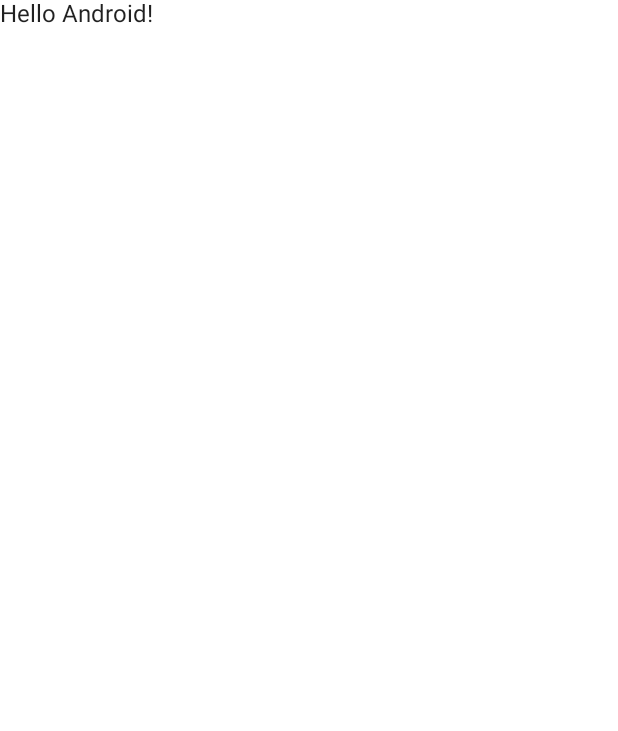
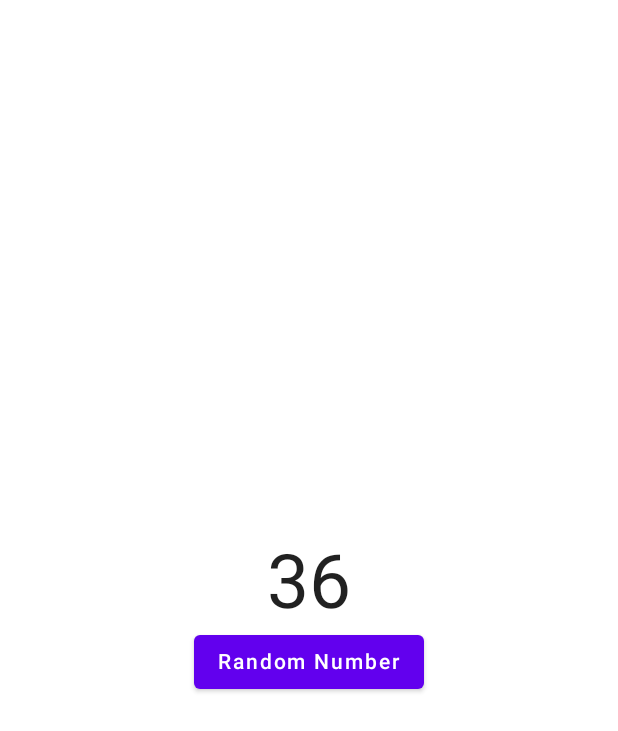
Before and after one commit to goransson84/NumberGuessingGame, an Android app built with Jetpack Compose: the screen it shows after launch (MainActivity), on a phone screen of 412 x 824 dp. Before the commit the part shown is almost empty. Shown: the top 731 px of the screen. Run offline under Robolectric (Android 15) with nearby library versions, the phone set to English and light mode, and no system bars.

Commit message:
RandomNumber.kt

```diff
--- a/app/src/main/java/com/goranssonappdev/numberguessinggame/MainActivity.kt
+++ b/app/src/main/java/com/goranssonappdev/numberguessinggame/MainActivity.kt
@@ -1,41 +1,53 @@
 package com.goranssonappdev.numberguessinggame
 
 import android.os.Bundle
+import android.util.Log
 import androidx.activity.ComponentActivity
 import androidx.activity.compose.setContent
+import androidx.compose.foundation.layout.Arrangement
+import androidx.compose.foundation.layout.Column
 import androidx.compose.foundation.layout.fillMaxSize
-import androidx.compose.material.MaterialTheme
-import androidx.compose.material.Surface
-import androidx.compose.material.Text
+import androidx.compose.material.*
 import androidx.compose.runtime.Composable
+import androidx.compose.runtime.mutableStateOf
+import androidx.compose.runtime.saveable.rememberSaveable
+import androidx.compose.ui.Alignment
 import androidx.compose.ui.Modifier
 import androidx.compose.ui.tooling.preview.Preview
+import androidx.compose.ui.unit.sp
 import com.goranssonappdev.numberguessinggame.ui.theme.NumberGuessingGameTheme
 
 class MainActivity : ComponentActivity() {
     override fun onCreate(savedInstanceState: Bundle?) {
         super.onCreate(savedInstanceState)
         setContent {
+
+            var randomNumber = rememberSaveable {
+                mutableStateOf(randomNumber())
+            }
+
             NumberGuessingGameTheme {
-                // A surface container using the 'background' color from the theme
-                Surface(modifier = Modifier.fillMaxSize(),
-                    color = MaterialTheme.colors.background) {
-                    Greeting("Android")
+                Scaffold() {
+                    Column(modifier = Modifier.fillMaxSize(),
+                        verticalArrangement = Arrangement.Center,
+                        horizontalAlignment = Alignment.CenterHorizontally
+                    ) {
+                        Text(text = randomNumber.value.toString(), fontSize = 50.sp)
+                        Button(onClick = {
+                            randomNumber.value = randomNumber()
+                            Log.d("Tag", randomNumber.toString())
+                        }
+                        ) {
+                            Text(text = "Random Number")
+
+                        }
+
+
+                    }
+
                 }
+
             }
         }
     }
 }
-
-@Composable
-fun Greeting(name: String) {
-    Text(text = "Hello $name!")
-}
-
-@Preview(showBackground = true)
-@Composable
-fun DefaultPreview() {
-    NumberGuessingGameTheme {
-        Greeting("Android")
-    }
-}
--- /dev/null
+++ b/app/src/main/java/com/goranssonappdev/numberguessinggame/RandomNumber.kt
@@ -0,0 +1,7 @@
+package com.goranssonappdev.numberguessinggame
+
+import kotlin.random.Random
+
+fun randomNumber(first: Int = 0, second: Int = 100): Int {
+    return Random.nextInt(first, second)
+}
```
